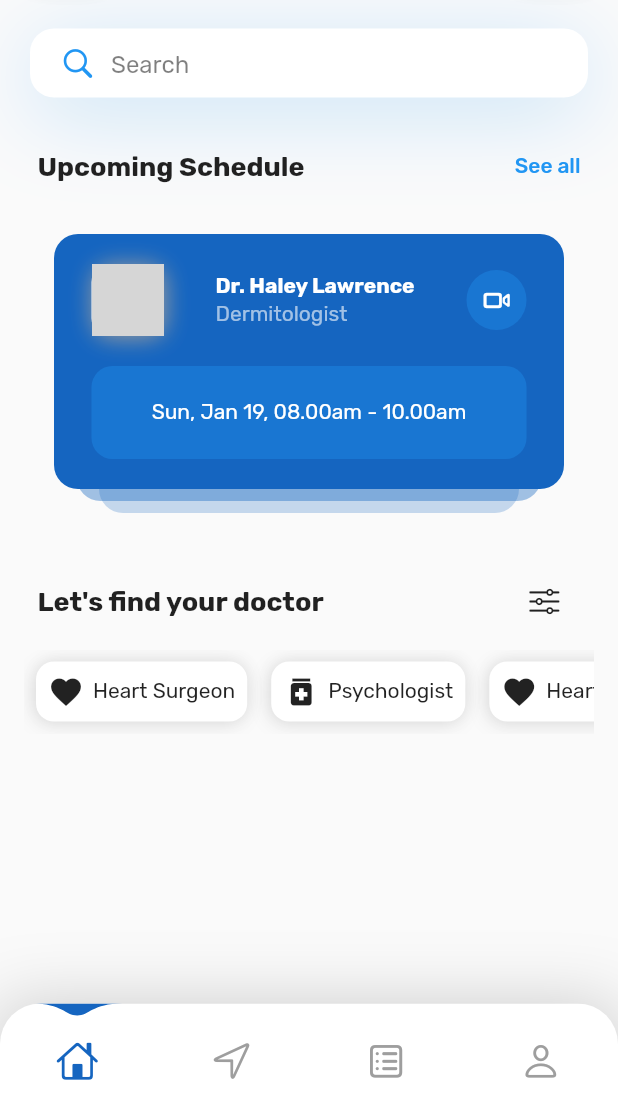
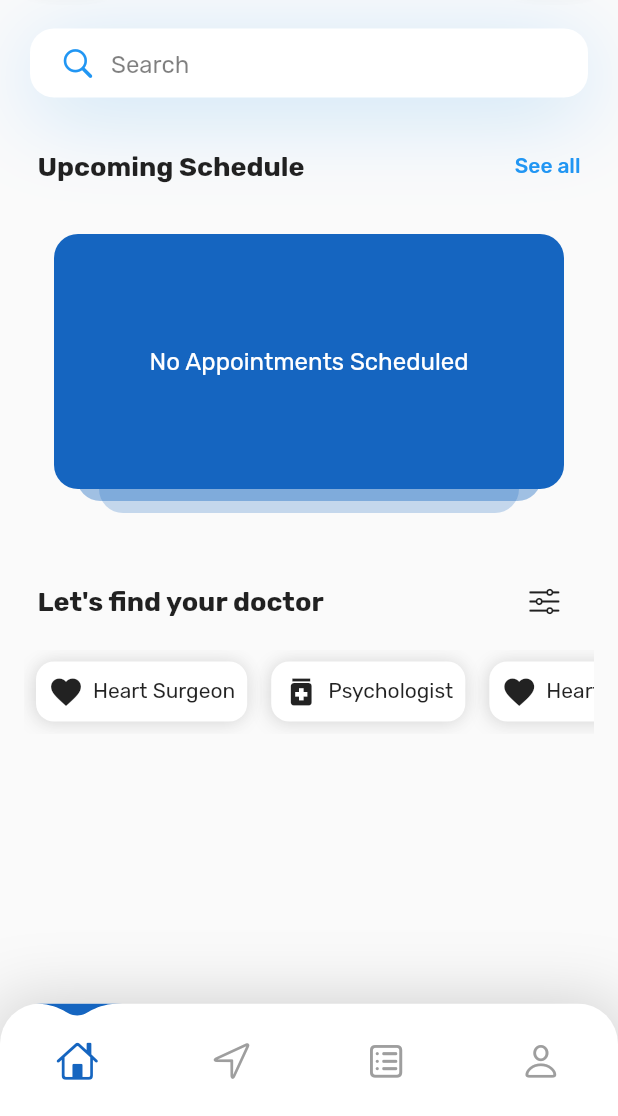
Before and after one commit to jemish54/Flutter-OnlinicsUI, a Flutter app: the screen it shows once a user with an empty profile is signed in, on a phone screen of 412 x 824 dp, the part 120-1236 px from its top. Run offline on Flutter 3.47's test engine with Material 2 defaults, Android fonts, the phone set to English and light mode, and no system bars; drawn by our look-alikes of water_drop_nav_bar; our stand-ins replace cloud_firestore, firebase_auth, firebase_core, flutter_riverpod, google_fonts, location; missing offline and left inert: mapbox_gl, omni_datetime_picker; accounts and stored records are empty; network calls fail; grey boxes are pictures that could not be loaded.

Commit message:
Working Done till Preview

```diff
--- a/lib/domain/AuthService.dart
+++ b/lib/domain/AuthService.dart
@@ -35,7 +35,7 @@ class AuthService {
   }) async {
     if (email.isNotEmpty && password.isNotEmpty) {
       try {
-        var user = await _auth
+        await _auth
             .createUserWithEmailAndPassword(email: email, password: password)
             .then((value) => FirebaseFirestore.instance
                     .collection('Users')
--- a/lib/main.dart
+++ b/lib/main.dart
@@ -1,3 +1,4 @@
+import 'package:cloud_firestore/cloud_firestore.dart';
 import 'package:firebase_core/firebase_core.dart';
 import 'package:flutter/material.dart';
 import 'package:flutter_riverpod/flutter_riverpod.dart';
@@ -29,6 +30,7 @@ class MyApp extends StatelessWidget {
 
 class DetailScreenArgument {
   final int index;
+  final DocumentSnapshot doctor;
 
-  DetailScreenArgument(this.index);
+  DetailScreenArgument(this.index, this.doctor);
 }
--- a/lib/screens/home_screen.dart
+++ b/lib/screens/home_screen.dart
@@ -1,8 +1,10 @@
 import 'package:cloud_firestore/cloud_firestore.dart';
+import 'package:firebase_auth/firebase_auth.dart';
 import 'package:flutter/cupertino.dart';
 import 'package:flutter/material.dart';
 import 'package:onlinics_ui/main.dart';
 import 'package:onlinics_ui/screens/detail_screen.dart';
+import 'package:intl/intl.dart';
 
 import '../CustomWidgets.dart';
 
@@ -17,6 +19,7 @@ class HomeScreen extends StatefulWidget {
 
 class _HomeScreenState extends State<HomeScreen> {
   List doctorList = [];
+  DocumentSnapshot? appointment;
 
   @override
   void initState() {
@@ -28,15 +31,25 @@ class _HomeScreenState extends State<HomeScreen> {
         doctorList = snapshot.docs.toList();
       });
     });
+    FirebaseFirestore.instance
+        .collection('Users')
+        .doc(FirebaseAuth.instance.currentUser?.uid)
+        .collection('Appointments')
+        .snapshots()
+        .listen((snapshot) {
+      setState(() {
+        appointment = snapshot.docs.first;
+      });
+    });
     super.initState();
   }
 
   @override
   Widget build(BuildContext context) {
+    var format = new DateFormat.yMMMMd('en_US').add_jm();
     return SafeArea(
       child: SingleChildScrollView(
-        child: Column(
-          children: [
+        child: Column(children: [
           SizedBox(height: 10),
           Padding(
             padding: const EdgeInsets.symmetric(horizontal: 12.0),
@@ -81,7 +94,7 @@ class _HomeScreenState extends State<HomeScreen> {
                       tag: "profile-image",
                       child: ElevatedImage(
                           Size(48, 48),
-                            "https://encrypted-tbn0.gstatic.com/images?q=tbn:ANd9GcR04Y9YQ59uATLECEfA605xY3za-yNLbSRtRA&usqp=CAU",
+                          "https://cdn.pixabay.com/photo/2015/10/05/22/37/blank-profile-picture-973460__340.png",
                           8),
                     ),
                   ),
@@ -105,8 +118,7 @@ class _HomeScreenState extends State<HomeScreen> {
               children: [
                 Text(
                   "Upcoming Schedule",
-                    style:
-                        TextStyle(fontWeight: FontWeight.bold, fontSize: 18.0),
+                  style: TextStyle(fontWeight: FontWeight.bold, fontSize: 18.0),
                 ),
                 InkWell(
                   onTap: () => widget.changeTab(2),
@@ -119,9 +131,17 @@ class _HomeScreenState extends State<HomeScreen> {
               ],
             ),
           ),
-            StackedCardBackground(Padding(
+          StackedCardBackground(
+            Padding(
               padding: const EdgeInsets.symmetric(vertical: 20, horizontal: 25),
-              child: Column(
+              child: appointment?.data == null
+                  ? Center(
+                      child: Text(
+                        "No Appointments Scheduled",
+                        style: TextStyle(color: Colors.white, fontSize: 16),
+                      ),
+                    )
+                  : Column(
                       children: [
                         // * Doctor Details
                         Row(
@@ -130,14 +150,14 @@ class _HomeScreenState extends State<HomeScreen> {
                             // * Profile Photo
                             ElevatedImage(
                                 Size(48, 48),
-                          "https://encrypted-tbn0.gstatic.com/images?q=tbn:ANd9GcSCkAMBLJMV2zScXlokpLpjnWZ65ve6OHJ8vg&usqp=CAU",
+                                "https://www.sketchappsources.com/resources/source-image/doctor-illustration-hamamzai.png",
                                 12),
                             // * Name and Specialization
                             Column(
                               crossAxisAlignment: CrossAxisAlignment.start,
                               children: [
                                 Text(
-                            "Dr. Haley Lawrence",
+                                  appointment?['doctor']['name'],
                                   style: TextStyle(
                                       color: Colors.white,
                                       fontWeight: FontWeight.bold),
@@ -146,7 +166,7 @@ class _HomeScreenState extends State<HomeScreen> {
                                   height: 2.0,
                                 ),
                                 Text(
-                            "Dermitologist",
+                                  appointment?['doctor']['type'],
                                   style: TextStyle(color: Colors.white60),
                                 ),
                               ],
@@ -173,24 +193,24 @@ class _HomeScreenState extends State<HomeScreen> {
                               borderRadius: BorderRadius.circular(14),
                             ),
                             child: Text(
-                        "Sun, Jan 19, 08.00am - 10.00am",
+                              '${format.format(appointment?.get('timestamp')?.toDate())}',
                               style: TextStyle(color: Colors.white),
                             ),
                           ),
                         )
                       ],
                     ),
-            )),
+            ),
+          ),
           Padding(
-              padding: const EdgeInsets.only(
-                  top: 35, left: 25, right: 25, bottom: 8),
+            padding:
+                const EdgeInsets.only(top: 35, left: 25, right: 25, bottom: 8),
             child: Row(
               mainAxisAlignment: MainAxisAlignment.spaceBetween,
               children: [
                 Text(
                   "Let's find your doctor",
-                    style:
-                        TextStyle(fontWeight: FontWeight.bold, fontSize: 18.0),
+                  style: TextStyle(fontWeight: FontWeight.bold, fontSize: 18.0),
                 ),
                 IconButton(
                   onPressed: () {},
@@ -217,15 +237,14 @@ class _HomeScreenState extends State<HomeScreen> {
           SizedBox(height: 10),
           for (int i = 0; i < doctorList.length; i++)
             DoctorCard(context, i, doctorList[i])
-          ],
-        ),
+        ]),
       ),
     );
   }
 
   Widget DoctorCard(BuildContext context, int index, DocumentSnapshot doctor) {
     const String url =
-        "https://encrypted-tbn0.gstatic.com/images?q=tbn:ANd9GcTLinQnkpj_N0CjUzF1Whl1oPDELZNjyX1IGQ&usqp=CAU";
+        "https://www.sketchappsources.com/resources/source-image/doctor-illustration-hamamzai.png";
     return Padding(
       padding: const EdgeInsets.all(8.0),
       child: InkWell(
@@ -234,7 +253,7 @@ class _HomeScreenState extends State<HomeScreen> {
               context,
               MaterialPageRoute(
                   builder: (_) => DetailScreen(
-                        argument: DetailScreenArgument(index),
+                        argument: DetailScreenArgument(index, doctor),
                       )));
         },
         child: Container(
@@ -282,7 +301,8 @@ class _HomeScreenState extends State<HomeScreen> {
                       SizedBox(height: 8.0),
                       Row(
                         children: [
-                          StarRating(3),
+                          StarRating(double.parse(doctor['rating'].toString())
+                              .toInt()),
                           SizedBox(width: 5.0),
                           Text(
                             "| Reviews : ${doctor['reviews']}",
--- a/lib/screens/login_screen.dart
+++ b/lib/screens/login_screen.dart
@@ -54,8 +54,8 @@ class _LoginScreenState extends ConsumerState<LoginScreen> {
               Column(
                 children: [
                   LoginElevatedField(
-                    hint: "User ID",
-                    iconData: CupertinoIcons.person,
+                    hint: "Email",
+                    iconData: CupertinoIcons.mail,
                     getText: (text) {
                       email = text;
                     },
--- a/lib/screens/map_screen.dart
+++ b/lib/screens/map_screen.dart
@@ -1,9 +1,8 @@
 import 'package:flutter/material.dart';
-import 'package:flutter_riverpod/flutter_riverpod.dart';
 import 'package:location/location.dart';
 import 'package:mapbox_gl/mapbox_gl.dart';
 
-class MapScreen extends ConsumerWidget {
+class MapScreen extends StatelessWidget {
   MapScreen({Key? key}) : super(key: key);
 
   final String token =
@@ -11,7 +10,7 @@ class MapScreen extends ConsumerWidget {
   final String style = 'mapbox://styles/mapbox/streets-v11';
 
   @override
-  Widget build(BuildContext context, WidgetRef ref) {
+  Widget build(BuildContext context) {
     return SizedBox.expand(
       child: Container(
           child: MapboxMap(
--- a/lib/screens/profile_screen.dart
+++ b/lib/screens/profile_screen.dart
@@ -86,8 +86,6 @@ class ProfileScreen extends ConsumerWidget {
                         vertical: 13, horizontal: 30),
                     child: Column(
                       children: [
-                        SingleDetail(CupertinoIcons.doc, "Appointments",
-                            "${snapshot.data?.get('appointments')}"),
                         SingleDetail(CupertinoIcons.person, "Gender",
                             "${snapshot.data?.get('gender')}"),
                         SingleDetail(CupertinoIcons.location, "Location",
--- a/pubspec.yaml
+++ b/pubspec.yaml
@@ -42,6 +42,8 @@ dependencies:
   mapbox_gl: ^0.15.0
   location: ^4.3.0
   cloud_firestore: ^3.1.13
+  omni_datetime_picker: ^0.0.7
+  geolocator: ^8.2.0
 
 dev_dependencies:
   flutter_test:
```
Also changed, not shown: lib/screens/detail_screen.dart (+47 -8 lines), lib/screens/history_screen.dart (+69 -11 lines), lib/screens/signup_screen.dart (+4 -7 lines), pubspec.lock, 2 other files. Lines whose indentation alone changed are shown as unchanged.
